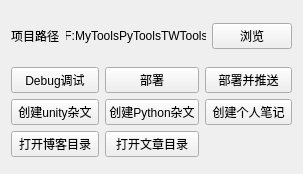
First picture: the form in BlogTools/WidgetMain.ui, repository LianBai/PyTools, before the edit.
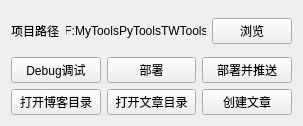
Second picture: the form after the edit.

The edit to the form file:
```diff
--- a/BlogTools/WidgetMain.ui
+++ b/BlogTools/WidgetMain.ui
@@ -13,7 +13,7 @@
     <x>0</x>
     <y>0</y>
     <width>293</width>
-    <height>174</height>
+    <height>118</height>
    </rect>
   </property>
   <property name="sizePolicy">
@@ -102,7 +102,31 @@
    </item>
    <item row="1" column="0" colspan="3">
     <layout class="QGridLayout" name="BtnsLayout">
-     <item row="2" column="0">
+     <item row="0" column="1">
+      <widget class="QPushButton" name="DeployBtn">
+       <property name="font">
+        <font>
+         <stylestrategy>PreferDefault</stylestrategy>
+        </font>
+       </property>
+       <property name="text">
+        <string>部署</string>
+       </property>
+      </widget>
+     </item>
+     <item row="1" column="1">
+      <widget class="QPushButton" name="OpenPostPathBtn">
+       <property name="font">
+        <font>
+         <stylestrategy>PreferDefault</stylestrategy>
+        </font>
+       </property>
+       <property name="text">
+        <string>打开文章目录</string>
+       </property>
+      </widget>
+     </item>
+     <item row="1" column="0">
       <widget class="QPushButton" name="OpenBlogPathBtn">
        <property name="font">
         <font>
@@ -126,66 +150,6 @@
        </property>
       </widget>
      </item>
-     <item row="1" column="0">
-      <widget class="QPushButton" name="CreatUnityEssayBtn">
-       <property name="font">
-        <font>
-         <stylestrategy>PreferDefault</stylestrategy>
-        </font>
-       </property>
-       <property name="text">
-        <string>创建unity杂文</string>
-       </property>
-      </widget>
-     </item>
-     <item row="1" column="2">
-      <widget class="QPushButton" name="CreatMyNoteBtn">
-       <property name="font">
-        <font>
-         <stylestrategy>PreferDefault</stylestrategy>
-        </font>
-       </property>
-       <property name="text">
-        <string>创建个人笔记</string>
-       </property>
-      </widget>
-     </item>
-     <item row="2" column="1">
-      <widget class="QPushButton" name="OpenPostPathBtn">
-       <property name="font">
-        <font>
-         <stylestrategy>PreferDefault</stylestrategy>
-        </font>
-       </property>
-       <property name="text">
-        <string>打开文章目录</string>
-       </property>
-      </widget>
-     </item>
-     <item row="1" column="1">
-      <widget class="QPushButton" name="CreatPythonEssayBtn">
-       <property name="font">
-        <font>
-         <stylestrategy>PreferDefault</stylestrategy>
-        </font>
-       </property>
-       <property name="text">
-        <string>创建Python杂文</string>
-       </property>
-      </widget>
-     </item>
-     <item row="0" column="1">
-      <widget class="QPushButton" name="DeployBtn">
-       <property name="font">
-        <font>
-         <stylestrategy>PreferDefault</stylestrategy>
-        </font>
-       </property>
-       <property name="text">
-        <string>部署</string>
-       </property>
-      </widget>
-     </item>
      <item row="0" column="0">
       <widget class="QPushButton" name="DebugBtn">
        <property name="enabled">
@@ -201,6 +165,18 @@
        </property>
       </widget>
      </item>
+     <item row="1" column="2">
+      <widget class="QPushButton" name="CreatPostBtn">
+       <property name="font">
+        <font>
+         <stylestrategy>PreferDefault</stylestrategy>
+        </font>
+       </property>
+       <property name="text">
+        <string>创建文章</string>
+       </property>
+      </widget>
+     </item>
     </layout>
    </item>
   </layout>
```
